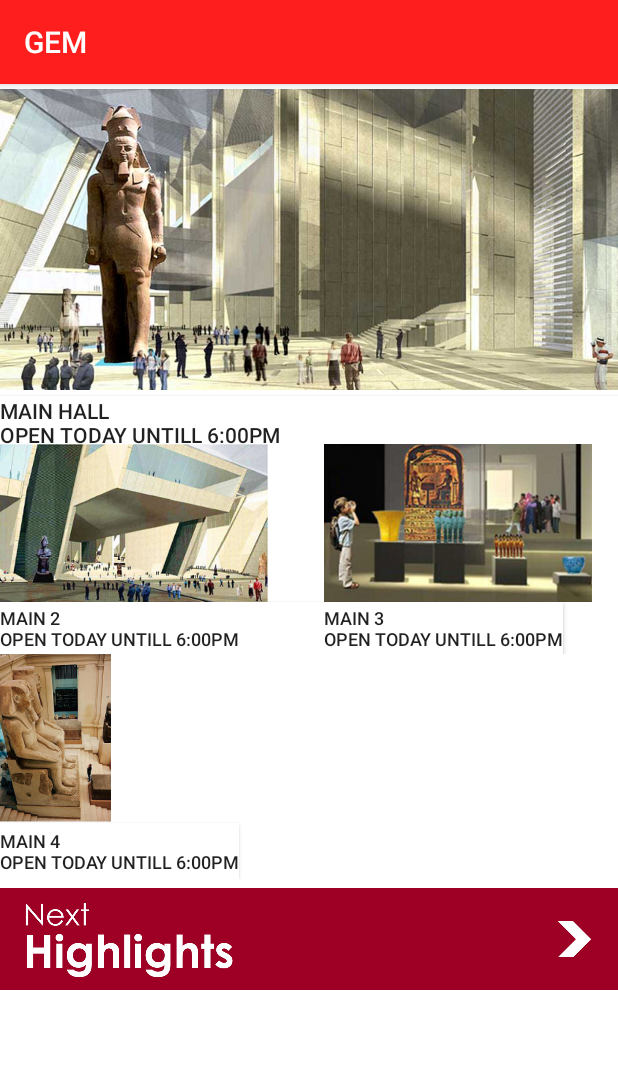
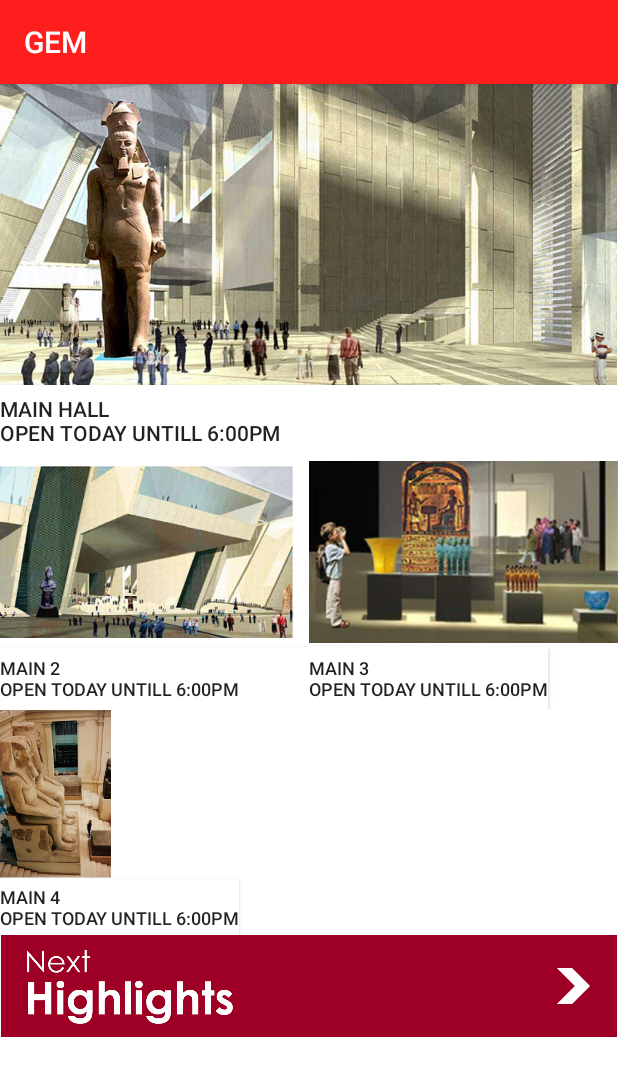
Before and after one commit to a7md3bdelfatta7/GEM, an Android app: the fragment VisitFragment shown on its own in the app's theme, on a phone screen of 412 x 824 dp. Shown: the top 1076 px of the screen. Run offline under Robolectric (Android 15) with nearby library versions, the phone set to English and light mode, and no system bars.

Commit message:
editing in design

```diff
--- a/app/src/main/AndroidManifest.xml
+++ b/app/src/main/AndroidManifest.xml
@@ -28,6 +28,11 @@
             android:label="@string/title_activity_collection"
             android:theme="@style/AppTheme.NoActionBar" >
         </activity>
+        <activity
+            android:name=".HelperMenu.ShopActivity"
+            android:label="@string/title_activity_shop"
+            android:theme="@style/AppTheme.NoActionBar" >
+        </activity>
     </application>
 
 </manifest>
--- a/app/src/main/java/brainwaves/gem/MainActivity.java
+++ b/app/src/main/java/brainwaves/gem/MainActivity.java
@@ -23,6 +23,7 @@ import android.view.Window;
 import android.view.WindowManager;
 
 import brainwaves.gem.HelperMenu.CollectionActivity;
+import brainwaves.gem.HelperMenu.ShopActivity;
 import brainwaves.gem.fragments.StaffPicksFragment;
 import brainwaves.gem.fragments.VisitFragment;
 import brainwaves.gem.fragments.HighlightsFragment;
@@ -188,6 +189,9 @@ public class MainActivity extends AppCompatActivity
             // Handle the camera action
 
         } else if (id == R.id.nav_gallery) {
+            Intent visit = new Intent(MainActivity.this,
+                    ShopActivity.class);
+            startActivity(visit);
 
         } else if (id == R.id.nav_slideshow) {
 
--- a/app/src/main/res/layout/highlights_page.xml
+++ b/app/src/main/res/layout/highlights_page.xml
@@ -264,13 +264,13 @@
 
         <LinearLayout
             android:layout_width="match_parent"
-            android:layout_height="80dp">
+            android:layout_height="match_parent">
             <ImageButton
-                android:layout_width="wrap_content"
+                android:layout_width="match_parent"
                 android:layout_height="match_parent"
                 android:background="@color/cardview_light_background"
                 android:adjustViewBounds="true"
-                android:scaleType="centerInside"
+                android:scaleType="fitCenter"
                 android:src="@drawable/highlights_nextbutton"/>
         </LinearLayout>
     </LinearLayout>
--- a/app/src/main/res/layout/staffpicks_page.xml
+++ b/app/src/main/res/layout/staffpicks_page.xml
@@ -264,13 +264,13 @@
 
         <LinearLayout
             android:layout_width="match_parent"
-            android:layout_height="80dp">
+            android:layout_height="match_parent">
             <ImageButton
-                android:layout_width="wrap_content"
+                android:layout_width="match_parent"
                 android:layout_height="match_parent"
                 android:background="@color/cardview_light_background"
                 android:adjustViewBounds="true"
-                android:scaleType="centerInside"
+                android:scaleType="fitCenter"
                 android:src="@drawable/staff_nextbutton"/>
         </LinearLayout>
     </LinearLayout>
--- a/app/src/main/res/layout/visit_page.xml
+++ b/app/src/main/res/layout/visit_page.xml
@@ -12,7 +12,7 @@
         android:orientation="vertical">
         <LinearLayout
             android:layout_width="match_parent"
-            android:layout_height="240dp"
+            android:layout_height="match_parent"
             android:orientation="vertical">
             <ImageButton
                 android:layout_width="match_parent"
@@ -34,7 +34,7 @@
         </LinearLayout>
         <LinearLayout
             android:layout_width="match_parent"
-            android:layout_height="140dp"
+            android:layout_height="match_parent"
             android:orientation="horizontal">
             <LinearLayout
                 android:layout_width="match_parent"
@@ -59,10 +59,7 @@
                     android:text="@string/second_hall"/>
 
             </LinearLayout>
-            <LinearLayout
-                android:layout_width="match_parent"
-                android:layout_height="match_parent"
-                android:layout_weight="2.2"></LinearLayout>
+
             <LinearLayout
                 android:layout_width="match_parent"
                 android:layout_height="match_parent"
@@ -128,14 +125,14 @@
         </LinearLayout>
         <LinearLayout
             android:layout_width="match_parent"
-            android:layout_height="80dp">
+            android:layout_height="match_parent">
             <ImageButton
-                android:layout_width="wrap_content"
+                android:layout_width="match_parent"
                 android:layout_height="match_parent"
                 android:src="@drawable/visit_nextbutton"
                 android:adjustViewBounds="true"
                 android:background="@color/cardview_light_background"
-                android:scaleType="centerInside"/>
+                android:scaleType="fitCenter"/>
         </LinearLayout>
     </LinearLayout>
 
--- a/app/src/main/res/values/strings.xml
+++ b/app/src/main/res/values/strings.xml
@@ -27,5 +27,6 @@
         <item>العربيه</item>
     </string-array>
     <string name="title_activity_collection">Collections</string>
+    <string name="title_activity_shop">Shop</string>
 
 </resources>
```
Also changed, not shown: app/src/main/java/brainwaves/gem/HelperMenu/ShopActivity.java (added, +27 -0 lines), app/src/main/java/brainwaves/gem/HelperMenu/ShopActivityFragment.java (added, +24 -0 lines), app/src/main/res/layout/activity_shop.xml (added, +22 -0 lines), app/src/main/res/layout/content_shop.xml (added, +7 -0 lines), app/src/main/res/layout/fragment_shop.xml (added, +10 -0 lines), app/src/main/res/menu/menu_shop.xml (added, +7 -0 lines), app/src/main/res/drawable/visit_ii.png.
